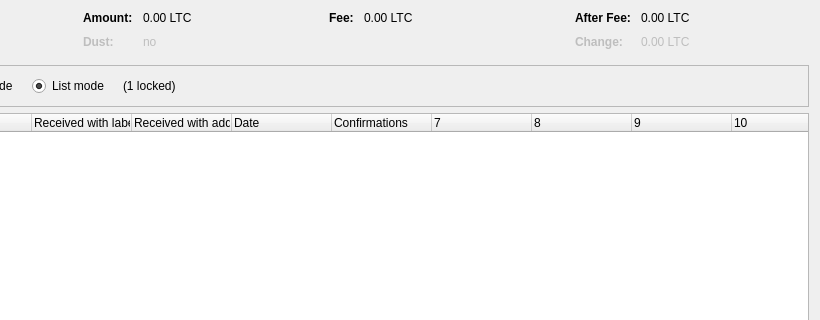
The window that src/qt/forms/coincontroldialog.ui (armhf16/qcoin) describes before a commit, drawn with Qt 5; both pictures show x 180 to 1000 and y 0 to 320 of the 1000 by 500 pixel window.
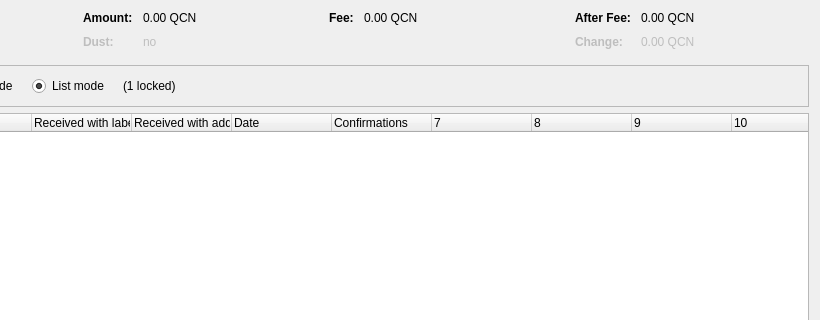
The same window after the commit. Custom widgets are drawn as their Qt base class.

The edit to the form file:
```diff
--- a/src/qt/forms/coincontroldialog.ui
+++ b/src/qt/forms/coincontroldialog.ui
@@ -132,7 +132,7 @@
           <enum>Qt::ActionsContextMenu</enum>
          </property>
          <property name="text">
-          <string notr="true">0.00 LTC</string>
+          <string notr="true">0.00 QCN</string>
          </property>
          <property name="textInteractionFlags">
           <set>Qt::LinksAccessibleByMouse|Qt::TextSelectableByKeyboard|Qt::TextSelectableByMouse</set>
@@ -212,7 +212,7 @@
           <enum>Qt::ActionsContextMenu</enum>
          </property>
          <property name="text">
-          <string notr="true">0.00 LTC</string>
+          <string notr="true">0.00 QCN</string>
          </property>
          <property name="textInteractionFlags">
           <set>Qt::LinksAccessibleByMouse|Qt::TextSelectableByKeyboard|Qt::TextSelectableByMouse</set>
@@ -257,7 +257,7 @@
           <enum>Qt::ActionsContextMenu</enum>
          </property>
          <property name="text">
-          <string notr="true">0.00 LTC</string>
+          <string notr="true">0.00 QCN</string>
          </property>
          <property name="textInteractionFlags">
           <set>Qt::LinksAccessibleByMouse|Qt::TextSelectableByKeyboard|Qt::TextSelectableByMouse</set>
@@ -292,7 +292,7 @@
           <enum>Qt::ActionsContextMenu</enum>
          </property>
          <property name="text">
-          <string notr="true">0.00 LTC</string>
+          <string notr="true">0.00 QCN</string>
          </property>
          <property name="textInteractionFlags">
           <set>Qt::LinksAccessibleByMouse|Qt::TextSelectableByKeyboard|Qt::TextSelectableByMouse</set>
```
